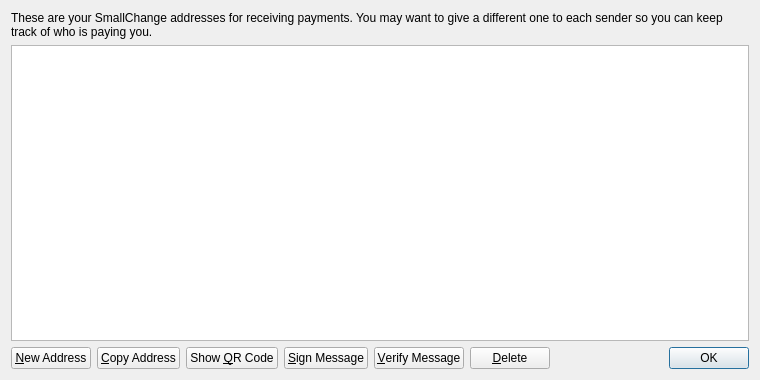
Old version of the form src/qt/forms/addressbookpage.ui in the repository aelcoin/aelcoin.
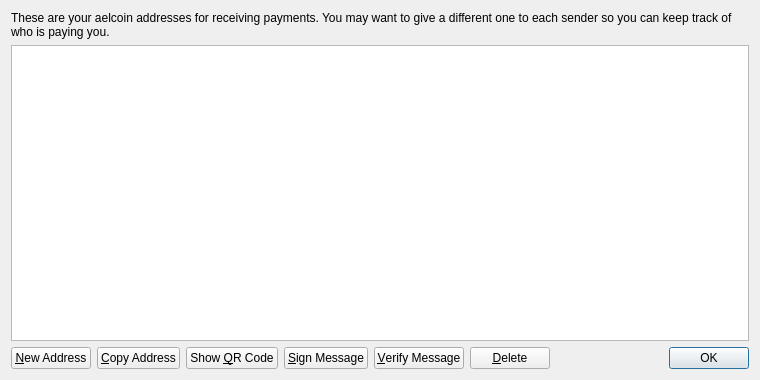
New version of the form. Icons and pictures are not drawn.

```diff
--- a/src/qt/forms/addressbookpage.ui
+++ b/src/qt/forms/addressbookpage.ui
@@ -17,7 +17,7 @@
    <item>
     <widget class="QLabel" name="labelExplanation">
      <property name="text">
-      <string>These are your SmallChange addresses for receiving payments. You may want to give a different one to each sender so you can keep track of who is paying you.</string>
+      <string>These are your aelcoin addresses for receiving payments. You may want to give a different one to each sender so you can keep track of who is paying you.</string>
      </property>
      <property name="textFormat">
       <enum>Qt::PlainText</enum>
```
